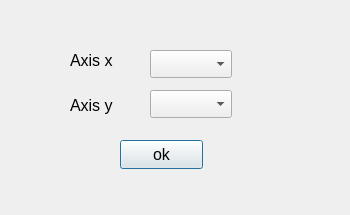
Before: the Qt Designer form main/plot_models/options_scatter_2d.ui in Kirikus/2024_Experiments, drawn with Qt 5.
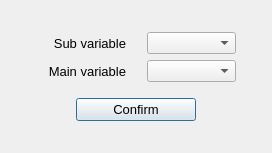
After: the same form once the commit is applied.

Commit message: changes(GUI): -decorated options-dialogs in plots -renamed some objects in options ui -set minimum size for plots

The edit to the form file:
```diff
--- a/main/plot_models/options_scatter_2d.ui
+++ b/main/plot_models/options_scatter_2d.ui
@@ -6,87 +6,203 @@
    <rect>
     <x>0</x>
     <y>0</y>
-    <width>350</width>
-    <height>215</height>
+    <width>272</width>
+    <height>153</height>
    </rect>
   </property>
   <property name="windowTitle">
    <string>Dialog</string>
   </property>
+  <layout class="QGridLayout" name="gridLayout">
+   <item row="0" column="0">
+    <spacer name="horizontalSpacer_3">
+     <property name="orientation">
+      <enum>Qt::Horizontal</enum>
+     </property>
+     <property name="sizeType">
+      <enum>QSizePolicy::Maximum</enum>
+     </property>
+     <property name="sizeHint" stdset="0">
+      <size>
+       <width>25</width>
+       <height>20</height>
+      </size>
+     </property>
+    </spacer>
+   </item>
+   <item row="0" column="1">
+    <layout class="QVBoxLayout" name="verticalLayout">
+     <item>
+      <layout class="QHBoxLayout" name="horizontalLayout_3">
+       <item>
   <widget class="QLabel" name="label">
-   <property name="geometry">
-    <rect>
-     <x>70</x>
-     <y>50</y>
-     <width>63</width>
-     <height>20</height>
-    </rect>
-   </property>
    <property name="font">
     <font>
-     <pointsize>12</pointsize>
+           <pointsize>10</pointsize>
     </font>
    </property>
    <property name="text">
-    <string>Axis x</string>
-   </property>
-  </widget>
+          <string>Sub variable</string>
+         </property>
+         <property name="alignment">
+          <set>Qt::AlignRight|Qt::AlignTrailing|Qt::AlignVCenter</set>
+         </property>
+        </widget>
+       </item>
+       <item>
+        <spacer name="horizontalSpacer_6">
+         <property name="orientation">
+          <enum>Qt::Horizontal</enum>
+         </property>
+         <property name="sizeType">
+          <enum>QSizePolicy::Maximum</enum>
+         </property>
+         <property name="sizeHint" stdset="0">
+          <size>
+           <width>15</width>
+           <height>20</height>
+          </size>
+         </property>
+        </spacer>
+       </item>
+       <item>
+        <widget class="QComboBox" name="SubVarComboBox"/>
+       </item>
+      </layout>
+     </item>
+     <item>
+      <layout class="QHBoxLayout" name="horizontalLayout_2">
+       <item>
   <widget class="QLabel" name="label_2">
-   <property name="geometry">
-    <rect>
-     <x>70</x>
-     <y>90</y>
-     <width>71</width>
-     <height>31</height>
-    </rect>
-   </property>
    <property name="font">
     <font>
-     <pointsize>12</pointsize>
+           <pointsize>10</pointsize>
     </font>
    </property>
    <property name="text">
-    <string>Axis y</string>
-   </property>
-  </widget>
-  <widget class="QComboBox" name="AxisXComboBox">
-   <property name="geometry">
-    <rect>
-     <x>150</x>
-     <y>50</y>
-     <width>82</width>
-     <height>28</height>
-    </rect>
-   </property>
-  </widget>
-  <widget class="QComboBox" name="AxisYComboBox">
-   <property name="geometry">
-    <rect>
-     <x>150</x>
-     <y>90</y>
-     <width>82</width>
-     <height>28</height>
-    </rect>
-   </property>
-  </widget>
-  <widget class="QPushButton" name="okPushButton">
-   <property name="geometry">
-    <rect>
-     <x>120</x>
-     <y>140</y>
-     <width>83</width>
-     <height>29</height>
-    </rect>
-   </property>
+          <string>Main variable</string>
+         </property>
+         <property name="alignment">
+          <set>Qt::AlignRight|Qt::AlignTrailing|Qt::AlignVCenter</set>
+         </property>
+        </widget>
+       </item>
+       <item>
+        <spacer name="horizontalSpacer_5">
+         <property name="orientation">
+          <enum>Qt::Horizontal</enum>
+         </property>
+         <property name="sizeType">
+          <enum>QSizePolicy::Maximum</enum>
+         </property>
+         <property name="sizeHint" stdset="0">
+          <size>
+           <width>15</width>
+           <height>20</height>
+          </size>
+         </property>
+        </spacer>
+       </item>
+       <item>
+        <widget class="QComboBox" name="MainVarComboBox">
+         <property name="sizePolicy">
+          <sizepolicy hsizetype="Minimum" vsizetype="Fixed">
+           <horstretch>0</horstretch>
+           <verstretch>0</verstretch>
+          </sizepolicy>
+         </property>
+        </widget>
+       </item>
+      </layout>
+     </item>
+     <item>
+      <spacer name="verticalSpacer">
+       <property name="orientation">
+        <enum>Qt::Vertical</enum>
+       </property>
+       <property name="sizeType">
+        <enum>QSizePolicy::Maximum</enum>
+       </property>
+       <property name="sizeHint" stdset="0">
+        <size>
+         <width>20</width>
+         <height>10</height>
+        </size>
+       </property>
+      </spacer>
+     </item>
+     <item>
+      <layout class="QHBoxLayout" name="horizontalLayout">
+       <item>
+        <spacer name="horizontalSpacer">
+         <property name="orientation">
+          <enum>Qt::Horizontal</enum>
+         </property>
+         <property name="sizeType">
+          <enum>QSizePolicy::Maximum</enum>
+         </property>
+         <property name="sizeHint" stdset="0">
+          <size>
+           <width>40</width>
+           <height>20</height>
+          </size>
+         </property>
+        </spacer>
+       </item>
+       <item>
+        <widget class="QPushButton" name="ConfirmPushButton">
    <property name="font">
     <font>
-     <pointsize>12</pointsize>
+           <pointsize>10</pointsize>
     </font>
    </property>
    <property name="text">
-    <string>ok</string>
-   </property>
-  </widget>
+          <string>Confirm</string>
+         </property>
+        </widget>
+       </item>
+       <item>
+        <spacer name="horizontalSpacer_2">
+         <property name="orientation">
+          <enum>Qt::Horizontal</enum>
+         </property>
+         <property name="sizeType">
+          <enum>QSizePolicy::Maximum</enum>
+         </property>
+         <property name="sizeHint" stdset="0">
+          <size>
+           <width>40</width>
+           <height>20</height>
+          </size>
+         </property>
+        </spacer>
+       </item>
+      </layout>
+     </item>
+    </layout>
+   </item>
+   <item row="0" column="2">
+    <spacer name="horizontalSpacer_4">
+     <property name="font">
+      <font>
+       <pointsize>10</pointsize>
+      </font>
+     </property>
+     <property name="orientation">
+      <enum>Qt::Horizontal</enum>
+     </property>
+     <property name="sizeType">
+      <enum>QSizePolicy::Maximum</enum>
+     </property>
+     <property name="sizeHint" stdset="0">
+      <size>
+       <width>25</width>
+       <height>20</height>
+      </size>
+     </property>
+    </spacer>
+   </item>
+  </layout>
  </widget>
  <resources/>
  <connections/>
```
Lines whose indentation alone changed are shown as unchanged. The commit also changes 6 other files.
